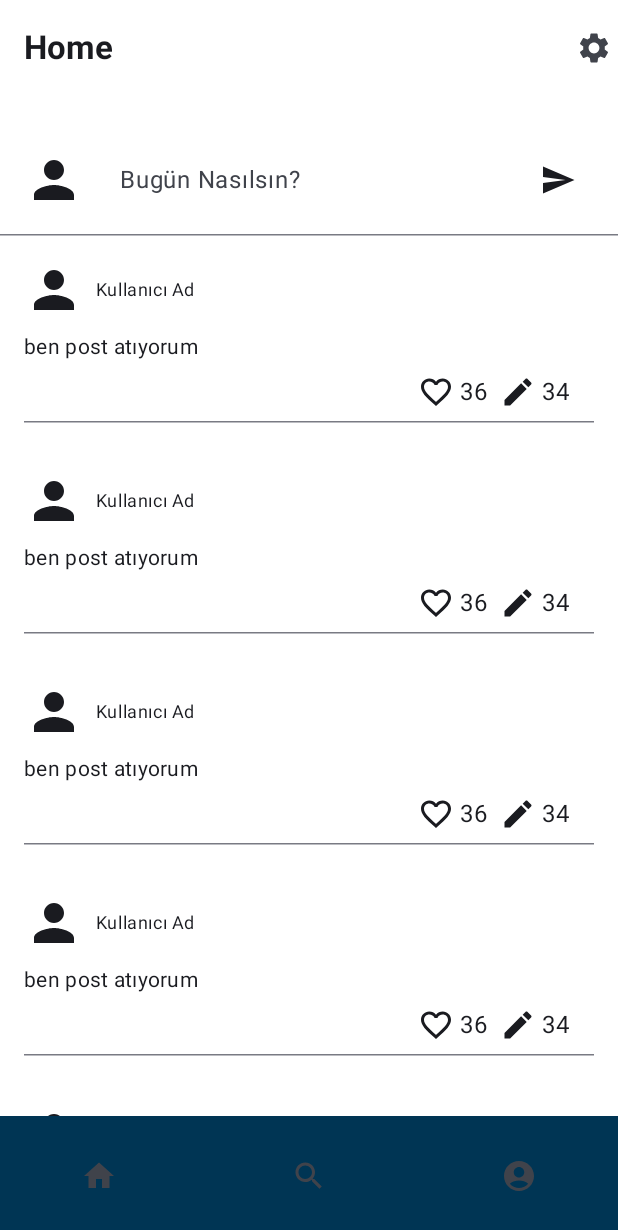
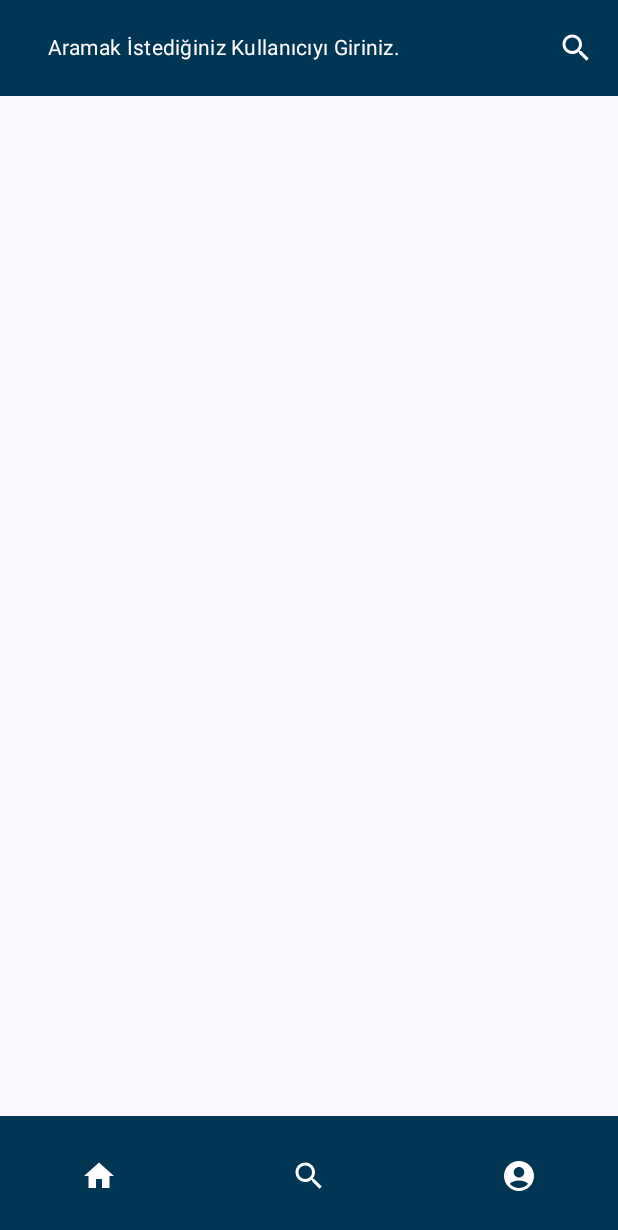
Before and after one commit to HuseyinBlk/SocialMediaEmotionDetection, an Android app built with Jetpack Compose: the MainScreen screen opened through its navigation route, item 2 of the bottom bar chosen, on a phone screen of 412 x 824 dp. Shown: the top 1230 px of the screen. Run offline under Robolectric (Android 15) with nearby library versions, the phone set to English and light mode, and no system bars; our stand-ins replace Dagger/Hilt's generated code, Firebase (no records; nobody signed in at launch, a user with empty details on screens opened directly).

Commit message:
User Search add

```diff
--- a/app/src/main/java/com/hope/socialmediaemotiondetection/model/user/User.kt
+++ b/app/src/main/java/com/hope/socialmediaemotiondetection/model/user/User.kt
@@ -2,10 +2,10 @@ package com.hope.socialmediaemotiondetection.model.user
 
 
 data class User(
-    val userId: String,
-    var username: String,
-    var email: String,
-    var profileImage: String?,
-    var bio: String?,
-    var interests: List<String?>
+    val userId: String = "",
+    var username: String = "",
+    var email: String = "",
+    var profileImage: String? = null,
+    var bio: String? = null,
+    var interests: List<String?> = emptyList()
 )
--- a/app/src/main/java/com/hope/socialmediaemotiondetection/view/Home/HomeScreen.kt
+++ b/app/src/main/java/com/hope/socialmediaemotiondetection/view/Home/HomeScreen.kt
@@ -2,6 +2,7 @@ package com.hope.socialmediaemotiondetection.view.Home
 
 import android.widget.Toast
 import androidx.compose.foundation.background
+import androidx.compose.foundation.clickable
 import androidx.compose.foundation.layout.Column
 import androidx.compose.foundation.layout.Row
 import androidx.compose.foundation.layout.Spacer
@@ -21,11 +22,14 @@ import androidx.compose.material.icons.filled.Person
 import androidx.compose.material.icons.filled.Search
 import androidx.compose.material.icons.filled.Send
 import androidx.compose.material.icons.filled.Settings
+import androidx.compose.material3.Card
+import androidx.compose.material3.CardDefaults
 import androidx.compose.material3.Divider
 import androidx.compose.material3.ExperimentalMaterial3Api
 import androidx.compose.material3.HorizontalDivider
 import androidx.compose.material3.Icon
 import androidx.compose.material3.IconButton
+import androidx.compose.material3.MaterialTheme
 import androidx.compose.material3.NavigationBar
 import androidx.compose.material3.NavigationBarItem
 import androidx.compose.material3.Scaffold
@@ -52,6 +56,7 @@ import androidx.hilt.navigation.compose.hiltViewModel
 import androidx.lifecycle.viewmodel.compose.viewModel
 import androidx.navigation.NavController
 import com.hope.socialmediaemotiondetection.model.result.Resource
+import com.hope.socialmediaemotiondetection.model.user.User
 import com.hope.socialmediaemotiondetection.view.components.PostItem
 import com.hope.socialmediaemotiondetection.view.components.samplePosts
 import com.hope.socialmediaemotiondetection.view.ui.theme.renk4
@@ -115,7 +120,7 @@ fun MainScreen(
                 )
                 NavigationBarItem(
                     onClick = {
-                        // Tıklama olayını buraya ekleyin
+                        navController.navigate("searchScreen")
                     },
                     selected = false,
                     icon = {
--- a/app/src/main/java/com/hope/socialmediaemotiondetection/view/MainActivity.kt
+++ b/app/src/main/java/com/hope/socialmediaemotiondetection/view/MainActivity.kt
@@ -38,54 +38,9 @@ class MainActivity : ComponentActivity() {
         super.onCreate(savedInstanceState)
         enableEdgeToEdge()
         setContent {
-            val userList = listOf(
-                User(
-                    userId = "1",
-                    username = "Hüseyin Balık",
-                    email = "huseyin@example.com",
-                    profileImage = "https://example.com/profile1.jpg",
-                    bio = "Software Engineer",
-                    interests = listOf("Tech", "AI")
-                ),
-                User(
-                    userId = "2",
-                    username = "Ahmet Yılmaz",
-                    email = "ahmet@example.com",
-                    profileImage = "https://example.com/profile2.jpg",
-                    bio = "Graphic Designer",
-                    interests = listOf("Art", "Photography")
-                ),
-                User(
-                    userId = "3",
-                    username = "Mehmet Öz",
-                    email = "mehmet@example.com",
-                    profileImage = null, // Profil resmi olmayan kullanıcı
-                    bio = "Doctor and Writer",
-                    interests = listOf("Health", "Writing")
-                ),
-                User(
-                    userId = "4",
-                    username = "Selin Kaya",
-                    email = "selin@example.com",
-                    profileImage = "https://example.com/profile4.jpg",
-                    bio = "Music Lover",
-                    interests = listOf("Music", "Travel")
-                ),
-                User(
-                    userId = "5",
-                username = "Hüseyin Balık",
-                email = "huseyin@example.com",
-                profileImage = "https://example.com/profile1.jpg",
-                bio = "Software Engineer",
-                interests = listOf("Tech", "AI")
-                )
-            )
             SocialMediaEmotionDetectionTheme {
-
                 val navController = rememberNavController()
-
-
-                NavHost(navController = navController, startDestination = "checkUserNameScreen" ) {
+                NavHost(navController = navController, startDestination = "checkUserNameScreen") {
                     composable("checkUserNameScreen") {
                         CheckUserNameScreen(navController)
                     }
@@ -114,6 +69,10 @@ class MainActivity : ComponentActivity() {
                     composable("mainScreen") {
                         MainScreen(navController = navController)
                     }
+
+                    composable("searchScreen") {
+                        SearchScreen()
+                    }
                 }
             }
         }
--- a/app/src/main/java/com/hope/socialmediaemotiondetection/view/Search/SearchScreen.kt
+++ b/app/src/main/java/com/hope/socialmediaemotiondetection/view/Search/SearchScreen.kt
@@ -15,15 +15,20 @@ import androidx.compose.ui.graphics.Color
 import androidx.compose.ui.text.input.TextFieldValue
 import androidx.compose.ui.unit.dp
 import androidx.compose.ui.text.style.TextAlign
+import androidx.hilt.navigation.compose.hiltViewModel
+import com.hope.socialmediaemotiondetection.model.result.Resource
 import com.hope.socialmediaemotiondetection.model.user.User
 import com.hope.socialmediaemotiondetection.view.ui.theme.DarkTextColor
 import com.hope.socialmediaemotiondetection.view.ui.theme.renk4
+import com.hope.socialmediaemotiondetection.viewmodel.SearchViewModel
 
 @OptIn(ExperimentalMaterial3Api::class)
 @Composable
-fun SearchScreen(userList: List<User>) {
+fun SearchScreen(
+    viewModel: SearchViewModel = hiltViewModel()
+) {
     var searchText by remember { mutableStateOf(TextFieldValue("")) }
-
+    val userSearchResult by viewModel.userSearchResult.collectAsState()
     Scaffold(
         topBar = {
             TopAppBar(
@@ -35,7 +40,9 @@ fun SearchScreen(userList: List<User>) {
                     ){
                         OutlinedTextField(
                             value = searchText,
-                            onValueChange = { searchText = it },
+                            onValueChange = {
+                                searchText = it
+                                viewModel.searchUsersByUsername(searchText.text)},
                             placeholder = {
                                 Text(
                                     text = "Aramak İstediğiniz Kullanıcıyı Giriniz.",
@@ -54,7 +61,7 @@ fun SearchScreen(userList: List<User>) {
                                     modifier = Modifier
                                         .padding(end = 8.dp)
                                         .clickable {
-                                            // Arama butonu tıklama işlemi burada yapılabilir
+
                                         }
                                 )
                             },
@@ -127,35 +134,91 @@ fun SearchScreen(userList: List<User>) {
             }
         },
         content = { paddingValues ->
-            LazyColumn(
-                modifier = Modifier
-                    .fillMaxSize()
-                    .padding(paddingValues)
-            ) {
-                val filteredUsers = userList.filter {
-                    it.username.contains(searchText.text, ignoreCase = true)
+            var textState by remember { mutableStateOf("") }
+            when (val result = userSearchResult) {
+                is Resource.Loading -> {
+                    Box(
+                        modifier = Modifier
+                            .fillMaxSize()
+                            .padding(paddingValues),
+                        contentAlignment = Alignment.Center
+                    ) {
+                        CircularProgressIndicator()
+                    }
                 }
-
-                if (filteredUsers.isEmpty()) {
-                    item {
+                is Resource.Success -> {
+                    LazyColumn(
+                        modifier = Modifier
+                            .fillMaxSize()
+                            .padding(paddingValues)
+                    ) {
+                        items(result.data) { user ->
+                            UserItem(user)
+                        }
+                    }
+                }
+                is Resource.Failure -> {
+                    textState = result.message ?: "Bir hata oluştu"
+                    Box(
+                        modifier = Modifier
+                            .fillMaxSize()
+                            .padding(paddingValues),
+                        contentAlignment = Alignment.Center
+                    ) {
                         Text(
-                            text = "No users found.",
-                            style = MaterialTheme.typography.bodyLarge.copy(
-                                textAlign = TextAlign.Center,
-                                color = MaterialTheme.colorScheme.onBackground
-                            ),
-                            modifier = Modifier
-                                .fillMaxWidth()
-                                .padding(vertical = 16.dp)
+                            text = textState,
+                            color = Color.Red,
+                            textAlign = TextAlign.Center
                         )
                     }
-                } else {
-                    items(filteredUsers) { user ->
-                        UserListItem(user = user)
-                        Divider(color = MaterialTheme.colorScheme.onSurface.copy(alpha = 0.2f))
+                }
+                else -> {
+                    Box(
+                        modifier = Modifier
+                            .fillMaxSize()
+                            .padding(paddingValues),
+                        contentAlignment = Alignment.Center
+                    ) {
+                        textState = ""
+                        Text(
+                            text = textState,
+                            color = Color.Red,
+                            textAlign = TextAlign.Center
+                        )
                     }
                 }
             }
         }
     )
 }
+
+
+@Composable
+fun UserItem(user: User) {
+    // Kullanıcıyı listele
+    Card(
+        modifier = Modifier
+            .fillMaxWidth()
+            .padding(8.dp)
+            .clickable {
+                // Kullanıcıyı tıklama işlemi
+            },
+        colors = CardDefaults.cardColors(containerColor = Color.White)
+    ) {
+        Row(
+            modifier = Modifier
+                .fillMaxWidth()
+                .padding(16.dp),
+            verticalAlignment = Alignment.CenterVertically
+        ) {
+            Icon(
+                imageVector = Icons.Default.AccountCircle,
+                contentDescription = "Profile Icon",
+                modifier = Modifier.size(40.dp),
+                tint = Color.Gray
+            )
+            Spacer(modifier = Modifier.width(8.dp))
+            Text(text = user.username, style = MaterialTheme.typography.bodyLarge)
+        }
+    }
+}
--- a/app/src/main/java/com/hope/socialmediaemotiondetection/view/loading/CheckUserNameScreen.kt
+++ b/app/src/main/java/com/hope/socialmediaemotiondetection/view/loading/CheckUserNameScreen.kt
@@ -1,17 +1,23 @@
 package com.hope.socialmediaemotiondetection.view.loading
 
+import androidx.compose.animation.animateColor
 import androidx.compose.animation.core.EaseInElastic
+import androidx.compose.animation.core.EaseInOutQuad
 import androidx.compose.animation.core.EaseInOutQuart
 import androidx.compose.animation.core.EaseOutCubic
 import androidx.compose.animation.core.EaseOutExpo
 import androidx.compose.animation.core.LinearEasing
+import androidx.compose.animation.core.RepeatMode
 import androidx.compose.animation.core.animateFloat
 import androidx.compose.animation.core.infiniteRepeatable
 import androidx.compose.animation.core.rememberInfiniteTransition
 import androidx.compose.animation.core.tween
+import androidx.compose.foundation.border
 import androidx.compose.foundation.layout.Box
 import androidx.compose.foundation.layout.fillMaxSize
+import androidx.compose.foundation.layout.padding
 import androidx.compose.foundation.layout.size
+import androidx.compose.foundation.shape.CircleShape
 import androidx.compose.material.icons.Icons
 import androidx.compose.material.icons.filled.Refresh
 import androidx.compose.material3.CircularProgressIndicator
@@ -25,6 +31,9 @@ import androidx.compose.runtime.remember
 import androidx.compose.ui.Alignment
 import androidx.compose.ui.Modifier
 import androidx.compose.ui.draw.rotate
+import androidx.compose.ui.draw.scale
+import androidx.compose.ui.draw.shadow
+import androidx.compose.ui.graphics.graphicsLayer
 import androidx.compose.ui.res.painterResource
 import androidx.compose.ui.unit.dp
 import androidx.navigation.NavController
@@ -63,25 +72,61 @@ fun CheckUserNameScreen(navController : NavController) {
 
     if (isLoading.value) {
         val infiniteTransition = rememberInfiniteTransition(label = "Loading Remember")
+
         val rotation by infiniteTransition.animateFloat(
             initialValue = 0f,
             targetValue = 360f,
             animationSpec = infiniteRepeatable(
-                animation = tween(durationMillis = 1000, easing = EaseOutExpo)
+                animation = tween(durationMillis = 1000, easing = EaseInOutQuad),
+                repeatMode = RepeatMode.Restart
             ), label = "Loading Animation"
         )
 
+        val scale by infiniteTransition.animateFloat(
+            initialValue = 0.4f,
+            targetValue = 1.2f,
+            animationSpec = infiniteRepeatable(
+                animation = tween(durationMillis = 1000, easing = EaseInOutQuad),
+                repeatMode = RepeatMode.Restart
+            ),
+            label = "Scale Animation"
+        )
+
+        val opacity by infiniteTransition.animateFloat(
+            initialValue = 0.4f,
+            targetValue = 1f,
+            animationSpec = infiniteRepeatable(
+                animation = tween(durationMillis = 1000, easing = EaseInOutQuad),
+                repeatMode = RepeatMode.Restart
+            ),
+            label = "Opacity Animation"
+        )
+
+        val color by infiniteTransition.animateColor(
+            initialValue = MaterialTheme.colorScheme.primary,
+            targetValue = MaterialTheme.colorScheme.secondary,
+            animationSpec = infiniteRepeatable(
+                animation = tween(durationMillis = 1000, easing = EaseInOutQuad),
+                repeatMode = RepeatMode.Restart
+            ),
+            label = "Color Animation"
+        )
+
         Box(
-            modifier = Modifier.fillMaxSize(),
+            modifier = Modifier
+                .fillMaxSize()
+                .padding(32.dp)
+                .graphicsLayer(alpha = opacity),
             contentAlignment = Alignment.Center
         ) {
             Icon(
                 imageVector = Icons.Default.Refresh,
                 contentDescription = "Loading",
                 modifier = Modifier
-                    .size(64.dp)
-                    .rotate(rotation), // Rotasyon animasyonu
-                tint = MaterialTheme.colorScheme.primary
+                    .size(128.dp)
+                    .rotate(rotation)
+                    .scale(scale),
+                tint = color
             )
         }
     }
--- /dev/null
+++ b/app/src/main/java/com/hope/socialmediaemotiondetection/viewmodel/SearchViewModel.kt
@@ -0,0 +1,36 @@
+package com.hope.socialmediaemotiondetection.viewmodel
+
+import androidx.lifecycle.ViewModel
+import androidx.lifecycle.viewModelScope
+import com.hope.socialmediaemotiondetection.model.result.Resource
+import com.hope.socialmediaemotiondetection.model.user.User
+import com.hope.socialmediaemotiondetection.repository.UserRepository
+import dagger.hilt.android.lifecycle.HiltViewModel
+import kotlinx.coroutines.Dispatchers
+import kotlinx.coroutines.flow.MutableStateFlow
+import kotlinx.coroutines.flow.StateFlow
+import kotlinx.coroutines.flow.asStateFlow
+import kotlinx.coroutines.launch
+import javax.inject.Inject
+
+@HiltViewModel
+class SearchViewModel @Inject constructor(
+    private val userRepository: UserRepository
+) : ViewModel() {
+
+    private val _userSearchResult = MutableStateFlow<Resource<List<User>>>(Resource.Idle())
+    val userSearchResult: StateFlow<Resource<List<User>>> = _userSearchResult.asStateFlow()
+
+    fun searchUsersByUsername(username: String) {
+        viewModelScope.launch (Dispatchers.IO) {
+            if (username.isBlank()){
+                _userSearchResult.value = Resource.Idle()
+            }else{
+                _userSearchResult.value = Resource.Loading()
+                val result = userRepository.getUserNamesSimilarTo(username)
+                _userSearchResult.value = result
+            }
+        }
+    }
+
+}
```
Also changed, not shown: app/src/main/java/com/hope/socialmediaemotiondetection/repository/UserRepository.kt (+47 -1 lines).
